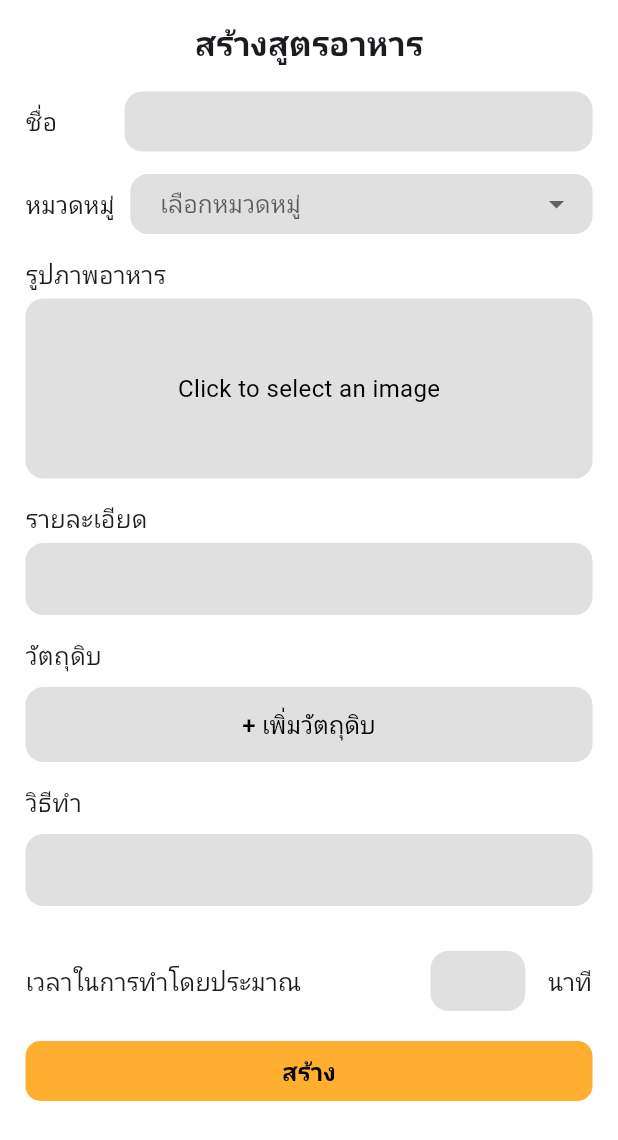
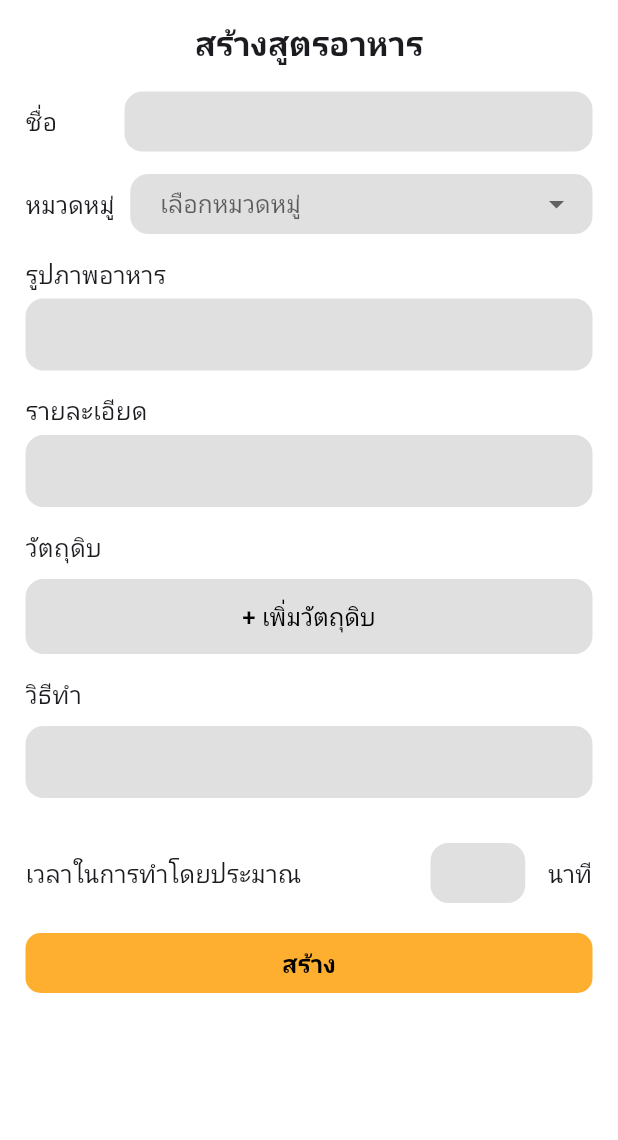
Before and after one commit to phritnakgate/softdev_foodblog_frontend, a Flutter app: the CreateRecipeScreen screen opened directly, on a phone screen of 412 x 824 dp. Shown: the top 1140 px of the screen. Run offline on Flutter 3.47's test engine with Material 3 defaults, Android fonts, the phone set to English and light mode, and no system bars; our stand-ins replace flutter_dotenv, google_fonts, image_picker, page_transition, shared_preferences; missing offline and left inert: dart_jsonwebtoken, iconify_flutter; accounts and stored records are empty; network calls fail; Roboto replaces fonts that are missing (Kanit).

Commit message:
update create recipe, view recipe, bookmark widget, menu container owner

```diff
--- a/lib/main.dart
+++ b/lib/main.dart
@@ -1,6 +1,5 @@
 import 'package:flutter/material.dart';
 import 'package:flutter_dotenv/flutter_dotenv.dart';
-import 'package:shared_preferences/shared_preferences.dart';
 import 'package:softdev_foodblog_frontend/configs/theme.dart';
 import 'package:softdev_foodblog_frontend/repositories/authen_repositories.dart';
 import 'package:softdev_foodblog_frontend/widgets/home_screen/home_widgets.dart';
--- a/lib/screens/create_recipe_screen.dart
+++ b/lib/screens/create_recipe_screen.dart
@@ -18,6 +18,7 @@ class _CreateRecipeScreenState extends State<CreateRecipeScreen> {
   TextEditingController detailController = TextEditingController();
   TextEditingController recipeController = TextEditingController();
   TextEditingController timeToCookController = TextEditingController();
+  TextEditingController imageUrlController = TextEditingController();
 
   Map<String, dynamic> recipeData = {
     "title": "",
@@ -30,6 +31,7 @@ class _CreateRecipeScreenState extends State<CreateRecipeScreen> {
     "ingredient": [],
     "quantity": [],
   };
+
   List<Map<String, dynamic>> ingredients = [];
   void addIngredient() async {
     final result = await Navigator.push(context,
@@ -170,9 +172,26 @@ class _CreateRecipeScreenState extends State<CreateRecipeScreen> {
                     ],
                   ),
                   const SizedBox(height: 5),
-                  const ImageInputWidget(),
+                  SizedBox(
+                    child: TextFormField(
+                      controller: imageUrlController,
+                      onChanged: (value) => recipeData["image"] = value,
+                      decoration: InputDecoration(
+                        contentPadding: const EdgeInsets.symmetric(
+                            vertical: 8.0, horizontal: 16.0),
+                        filled: true,
+                        fillColor: Colors.grey[300],
+                        enabledBorder: OutlineInputBorder(
+                          borderRadius: BorderRadius.circular(12),
+                          borderSide:
+                              const BorderSide(color: Colors.transparent),
+                        ),
+                        focusedBorder: OutlineInputBorder(
+                            borderRadius: BorderRadius.circular(12)),
+                      ),
+                    ),
+                  ),
                   const SizedBox(height: 15),
-
                   // Details Section
                   const Row(
                     mainAxisAlignment: MainAxisAlignment.start,
--- a/lib/widgets/home_screen/bookmark_widget.dart
+++ b/lib/widgets/home_screen/bookmark_widget.dart
@@ -18,7 +18,7 @@ class _BookmarkWidgetState extends State<BookmarkWidget> {
       padding: const EdgeInsets.all(10),
       child: Column(
         children: [
-          Text("สูตรที่บันทึกไว้",
+          const Text("สูตรที่บันทึกไว้",
               style: TextStyle(fontSize: 20, fontWeight: FontWeight.bold)),
           const SizedBox(height: 10),
           FutureBuilder(
--- a/lib/widgets/home_screen/menu_container_owner_widget.dart
+++ b/lib/widgets/home_screen/menu_container_owner_widget.dart
@@ -107,7 +107,8 @@ Widget ownerMenuContainer(BuildContext context, Map<String, dynamic> data) {
                               TextButton(
                                 onPressed: () {
                                   PostRepositories().deletePost(data["ID"]);
-                                  Navigator.pop(context);
+                                  Navigator.pushReplacementNamed(context, "/",
+                  arguments: 4);
                                 },
                                 child: const Text("ยืนยัน"),
                               ),
```
Also changed, not shown: lib/screens/view_recipe_screen.dart (+25 -11 lines).
